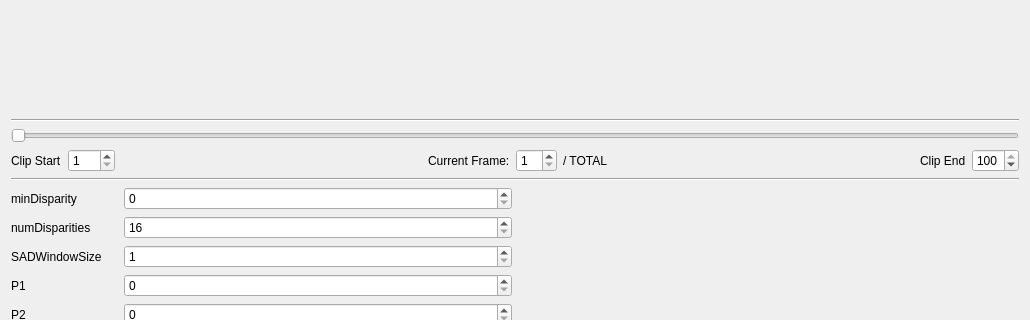
First picture: the form in qtopencvdepthmap.ui, repository BestUsername/stereo_to_depthmap, before the edit; both pictures show x 0 to 1030 and y 282 to 602 of the 1030 by 867 pixel window.
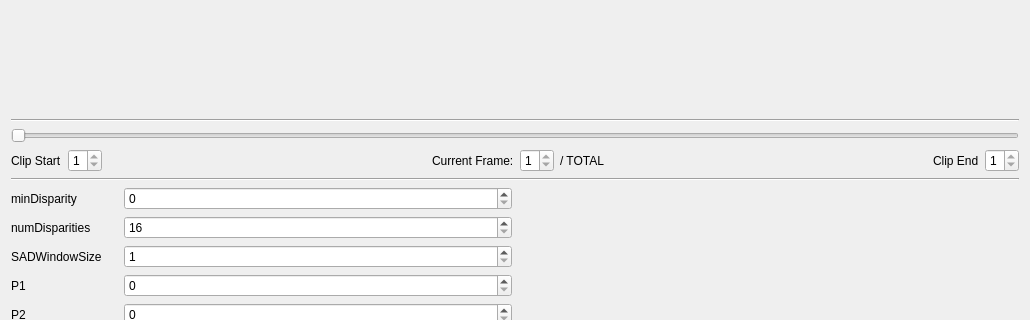
Second picture: the form after the edit. Icons and pictures are not drawn. Custom widgets are drawn as their Qt base class.

Commit message: Changed default position ranges to 1 to prevent confusion.

What changed in the file:
```diff
--- a/qtopencvdepthmap.ui
+++ b/qtopencvdepthmap.ui
@@ -65,7 +65,7 @@
            <number>1</number>
           </property>
           <property name="maximum">
-           <number>100</number>
+           <number>1</number>
           </property>
          </widget>
         </item>
@@ -94,6 +94,9 @@
           <property name="minimum">
            <number>1</number>
           </property>
+          <property name="maximum">
+           <number>1</number>
+          </property>
          </widget>
         </item>
         <item>
@@ -129,10 +132,10 @@
            <number>1</number>
           </property>
           <property name="maximum">
-           <number>100</number>
+           <number>1</number>
           </property>
           <property name="value">
-           <number>100</number>
+           <number>1</number>
           </property>
          </widget>
         </item>
```
Left out of the diff: 2 changed lines with no effect on the pictures. The commit also changes 1 other file.
